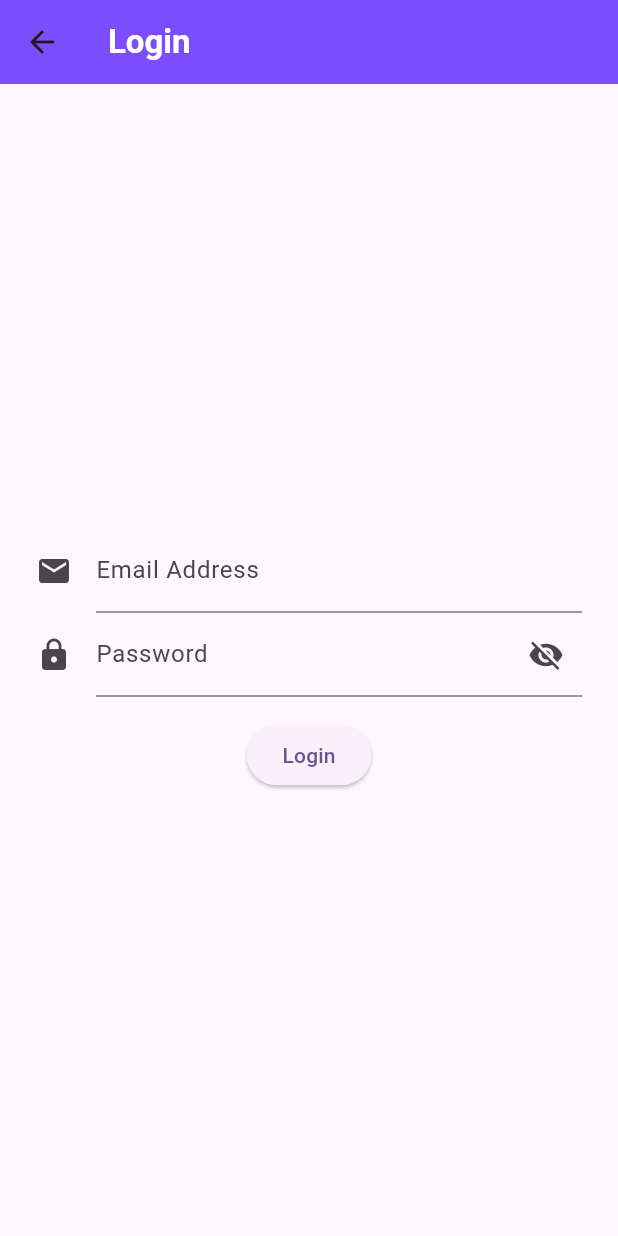
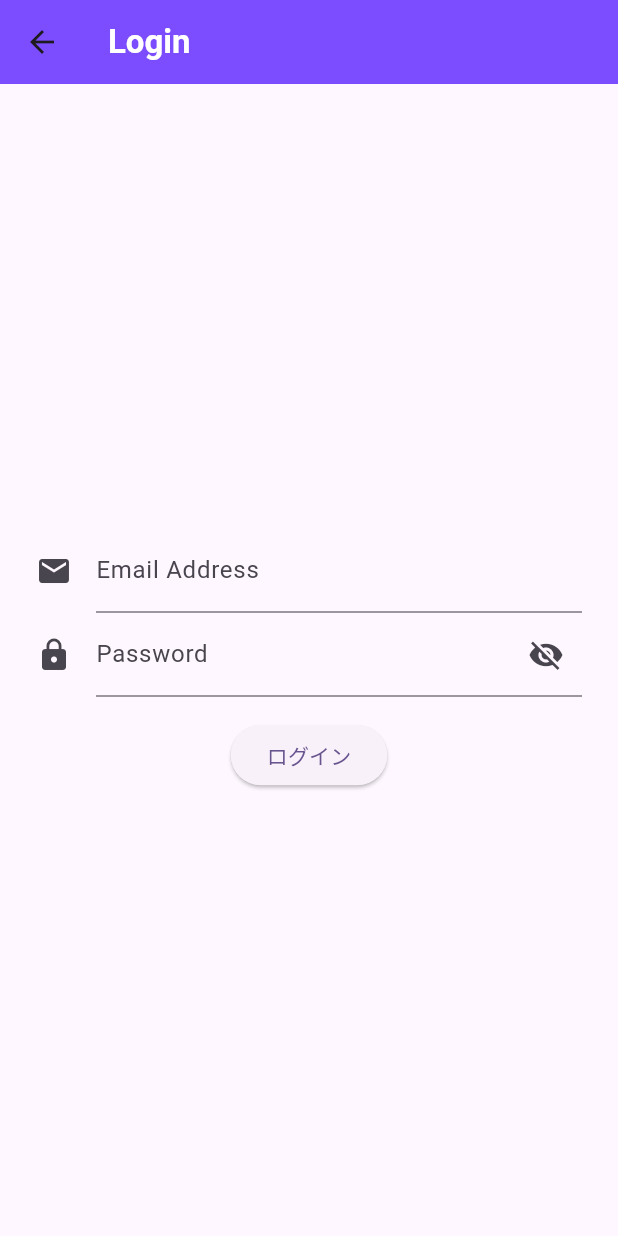
Before and after one commit to ziburi-hiro/new_plusch, a Flutter app: the screen it shows after launch, after a tap on "ログイン", on a phone screen of 412 x 824 dp. Run offline on Flutter 3.47's test engine with Material 3 defaults, Android fonts, the phone set to English and light mode, and no system bars; our stand-ins replace flutter_screenutil, google_fonts, lottie.

Commit message:
first commit

```diff
--- a/lib/Screen/login_page.dart
+++ b/lib/Screen/login_page.dart
@@ -90,7 +90,7 @@ class _LoginPageState extends State<LoginPage> {
                     Navigator.of(context).pop();
                   }
                 },
-                child: const Text('Login'),
+                child: const Text('ログイン'),
               )
             ],
           ),
```
